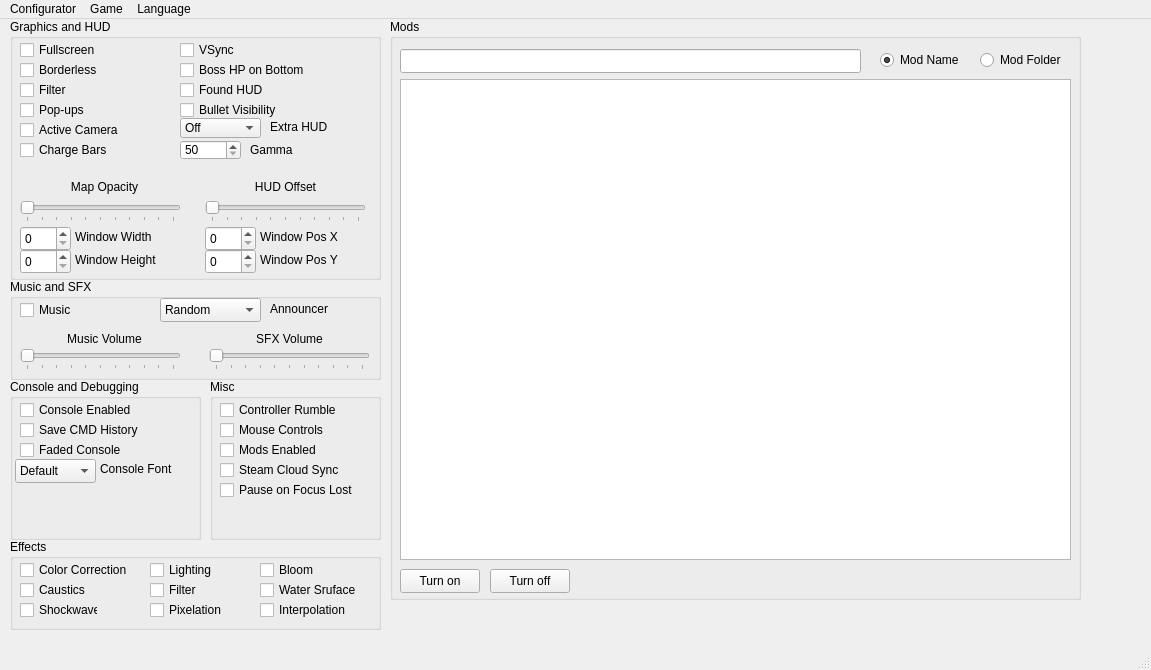
The window that mainwindow.ui (BrakeDude/IsaacConfigurator) describes before a commit, drawn with Qt 5.
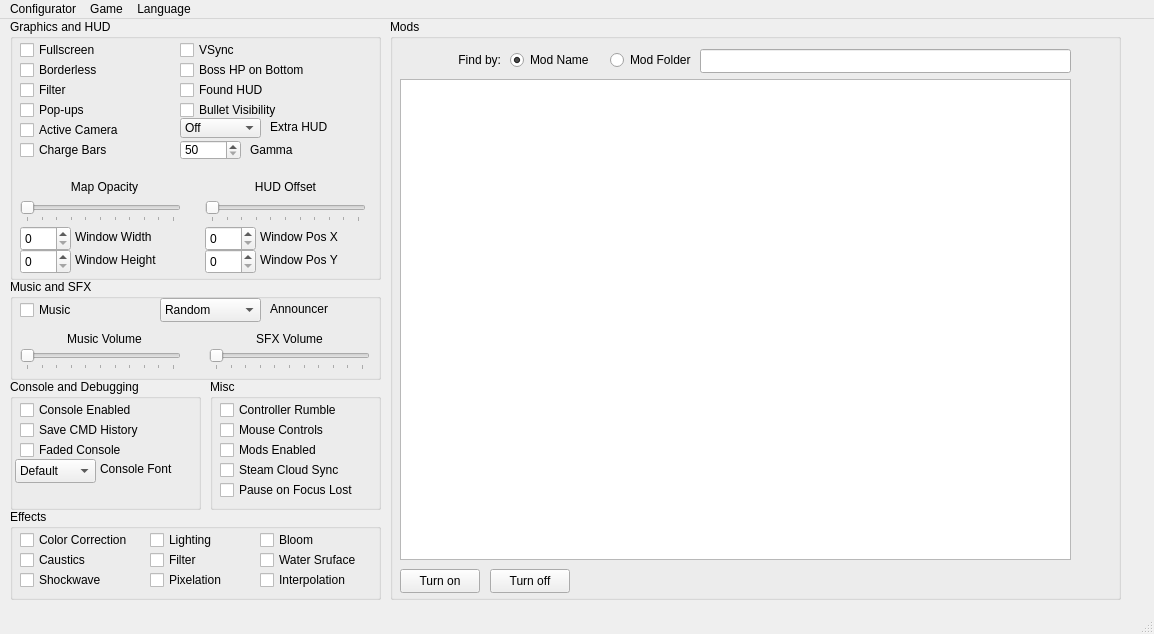
The same window after the commit. Icons and pictures are not drawn.

```diff
--- a/mainwindow.ui
+++ b/mainwindow.ui
@@ -6,14 +6,14 @@
    <rect>
     <x>0</x>
     <y>0</y>
-    <width>1151</width>
-    <height>670</height>
+    <width>1154</width>
+    <height>634</height>
    </rect>
   </property>
   <property name="minimumSize">
    <size>
-    <width>1085</width>
-    <height>580</height>
+    <width>1154</width>
+    <height>634</height>
    </size>
   </property>
   <property name="windowTitle">
@@ -507,7 +507,7 @@
       <x>10</x>
       <y>360</y>
       <width>191</width>
-      <height>161</height>
+      <height>131</height>
      </rect>
     </property>
     <property name="title">
@@ -773,7 +773,7 @@
       <x>210</x>
       <y>360</y>
       <width>171</width>
-      <height>161</height>
+      <height>131</height>
      </rect>
     </property>
     <property name="title">
@@ -850,7 +850,7 @@
      <rect>
       <x>390</x>
       <y>0</y>
-      <width>691</width>
+      <width>731</width>
       <height>581</height>
      </rect>
     </property>
@@ -896,9 +896,9 @@
     <widget class="QLineEdit" name="lineEdit">
      <property name="geometry">
       <rect>
-       <x>10</x>
+       <x>310</x>
        <y>30</y>
-       <width>461</width>
+       <width>371</width>
        <height>24</height>
       </rect>
      </property>
@@ -906,9 +906,9 @@
     <widget class="QRadioButton" name="modRadioButton_Name">
      <property name="geometry">
       <rect>
-       <x>490</x>
+       <x>120</x>
        <y>30</y>
-       <width>91</width>
+       <width>101</width>
        <height>22</height>
       </rect>
      </property>
@@ -925,9 +925,9 @@
     <widget class="QRadioButton" name="modRadioButton_Folder">
      <property name="geometry">
       <rect>
-       <x>590</x>
+       <x>220</x>
        <y>30</y>
-       <width>91</width>
+       <width>101</width>
        <height>22</height>
       </rect>
      </property>
@@ -938,12 +938,28 @@
       <string notr="true">modsButtonGroup</string>
      </attribute>
     </widget>
+    <widget class="QLabel" name="label_FindBy">
+     <property name="geometry">
+      <rect>
+       <x>10</x>
+       <y>30</y>
+       <width>101</width>
+       <height>21</height>
+      </rect>
+     </property>
+     <property name="text">
+      <string>Find by:</string>
+     </property>
+     <property name="alignment">
+      <set>Qt::AlignRight|Qt::AlignTrailing|Qt::AlignVCenter</set>
+     </property>
+    </widget>
    </widget>
    <widget class="QGroupBox" name="groupBox_Effects">
     <property name="geometry">
      <rect>
       <x>10</x>
-      <y>520</y>
+      <y>490</y>
       <width>371</width>
       <height>91</height>
      </rect>
@@ -969,7 +985,7 @@
       <rect>
        <x>10</x>
        <y>40</y>
-       <width>78</width>
+       <width>111</width>
        <height>22</height>
       </rect>
      </property>
@@ -982,7 +998,7 @@
       <rect>
        <x>10</x>
        <y>60</y>
-       <width>78</width>
+       <width>111</width>
        <height>22</height>
       </rect>
      </property>
@@ -995,7 +1011,7 @@
       <rect>
        <x>140</x>
        <y>20</y>
-       <width>78</width>
+       <width>101</width>
        <height>22</height>
       </rect>
      </property>
@@ -1008,7 +1024,7 @@
       <rect>
        <x>140</x>
        <y>40</y>
-       <width>78</width>
+       <width>101</width>
        <height>22</height>
       </rect>
      </property>
@@ -1021,7 +1037,7 @@
       <rect>
        <x>140</x>
        <y>60</y>
-       <width>78</width>
+       <width>101</width>
        <height>22</height>
       </rect>
      </property>
@@ -1034,7 +1050,7 @@
       <rect>
        <x>250</x>
        <y>20</y>
-       <width>78</width>
+       <width>111</width>
        <height>22</height>
       </rect>
      </property>
@@ -1047,7 +1063,7 @@
       <rect>
        <x>250</x>
        <y>40</y>
-       <width>101</width>
+       <width>111</width>
        <height>22</height>
       </rect>
      </property>
@@ -1060,7 +1076,7 @@
       <rect>
        <x>250</x>
        <y>60</y>
-       <width>101</width>
+       <width>111</width>
        <height>22</height>
       </rect>
      </property>
@@ -1075,7 +1091,7 @@
     <rect>
      <x>0</x>
      <y>0</y>
-     <width>1151</width>
+     <width>1154</width>
      <height>21</height>
     </rect>
    </property>
```
